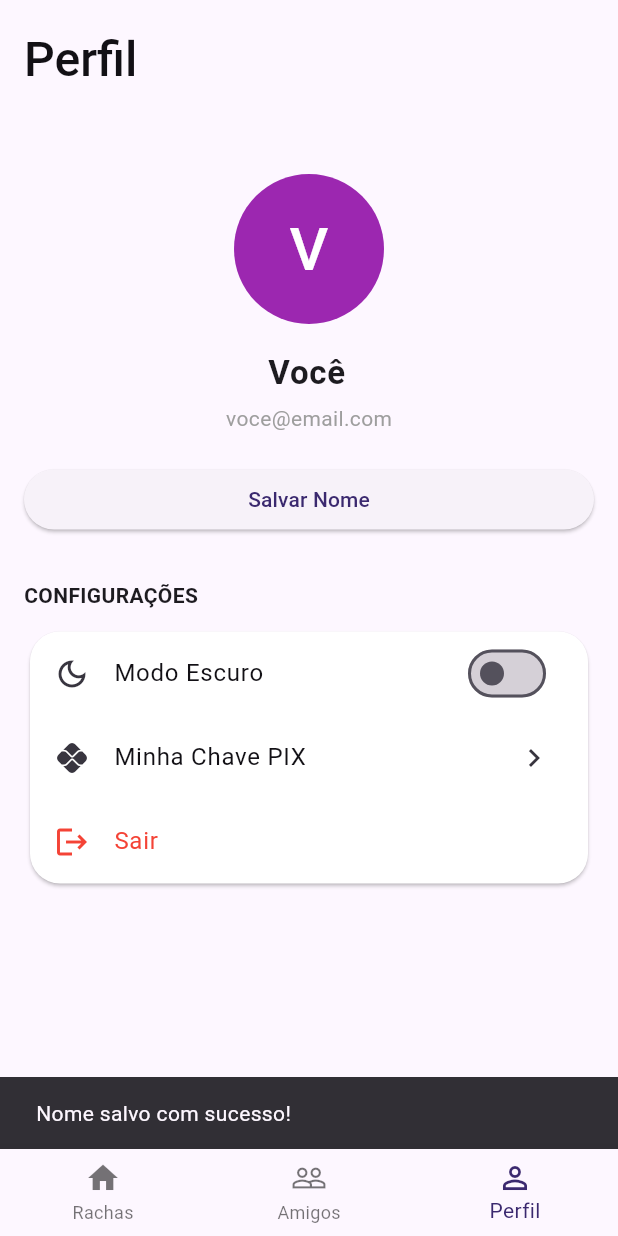
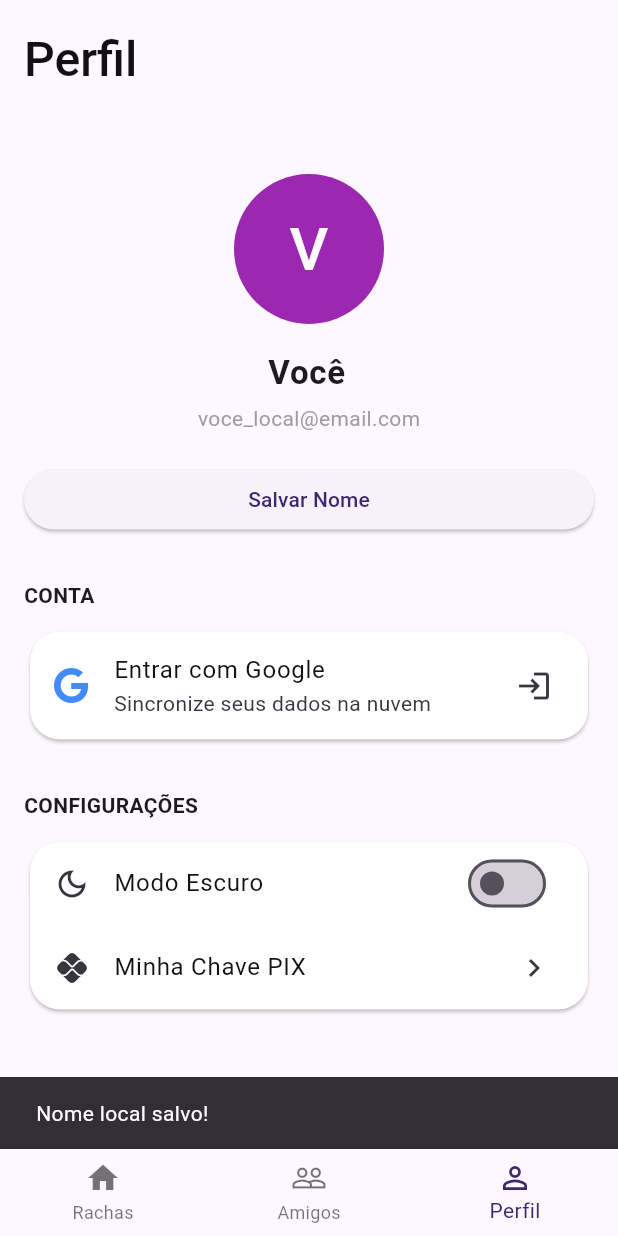
Before and after one commit to miike26/rachaae, a Flutter app: the screen it shows after launch, item 3 of the bottom bar chosen, after a tap on "Salvar Nome", on a phone screen of 412 x 824 dp. Run offline on Flutter 3.47's test engine with Material 3 defaults, Android fonts, the light colour scheme and no system bars; our stand-ins replace cloud_firestore, firebase_auth, firebase_core, flutter_animate, font_awesome_flutter, google_fonts and 2 more; accounts and stored records are empty.

Commit message:
com tela de perfil e botao de login

```diff
--- a/lib/main.dart
+++ b/lib/main.dart
@@ -1,17 +1,36 @@
 import 'package:flutter/material.dart';
 import 'package:flutter_animate/flutter_animate.dart';
-import 'package:google_fonts/google_fonts.dart'; // Importa o pacote de fontes do Google
+import 'package:google_fonts/google_fonts.dart';
+import 'package:provider/provider.dart'; // Importa o Provider
+import 'package:firebase_core/firebase_core.dart'; // Importa o Firebase Core
+
+// Importações de telas e serviços
+import 'screens/profile_page.dart'; // Importa a nova página de perfil
+import 'firebase_options.dart'; // Importa a configuração do Firebase
+import 'services/auth_service.dart'; // Importa o serviço de autenticação
 import 'widgets/racha_card.dart';
 import 'screens/create_racha_screen.dart';
 import 'screens/racha_details_screen.dart';
 import 'models/racha_model.dart';
-import 'models/expense_model.dart';
+//import 'models/expense_model.dart';
 import 'services/storage_service.dart';
 import 'utils/color_helper.dart';
 import 'utils/material_theme.dart';
 
-void main() {
-  runApp(const MyApp());
+void main() async {
+  // Garante que o Flutter está pronto e inicializa o Firebase
+  WidgetsFlutterBinding.ensureInitialized();
+  await Firebase.initializeApp(
+    options: DefaultFirebaseOptions.currentPlatform,
+  );
+
+  // Envolve o aplicativo com o ChangeNotifierProvider
+  runApp(
+    ChangeNotifierProvider(
+      create: (context) => AuthService(),
+      child: const MyApp(),
+    ),
+  );
 }
 
 class MyApp extends StatelessWidget {
@@ -22,11 +41,10 @@ class MyApp extends StatelessWidget {
     return MaterialApp(
       debugShowCheckedModeBanner: false,
       title: 'Racha Ae',
+      // Seu tema original foi mantido
       theme: ThemeData(
         useMaterial3: true,
         colorScheme: MaterialTheme.lightMediumContrastScheme(),
-        // scaffoldBackgroundColor: const Color(0xFFF9F9FF),
-        // **FONTE ALTERADA PARA ROBOTO**
         textTheme: GoogleFonts.robotoTextTheme(Theme.of(context).textTheme),
         cardTheme: CardThemeData(
           elevation: 1,
@@ -61,13 +79,10 @@ class _MainScreenState extends State<MainScreen> {
   }
 
   Future<void> _loadInitialData() async {
+    // A lógica de carregar dados foi mantida, mas a criação de mocks foi removida
+    // para um comportamento mais real do app.
     var loadedRachas = await _storageService.loadRachas();
     final loadedUserName = await _storageService.loadUserName();
-
-    if (loadedRachas.isEmpty) {
-      loadedRachas = _getMockRachas();
-      await _storageService.saveRachas(loadedRachas);
-    }
 
     setState(() {
       _rachas = loadedRachas;
@@ -80,40 +95,8 @@ class _MainScreenState extends State<MainScreen> {
     await _storageService.saveRachas(_rachas);
   }
 
-  Future<void> _saveUserName(String newName) async {
-    final oldName = _userName;
-    final updatedRachas = _rachas.map((racha) {
-      final updatedParticipants = racha.participants.map((p) => p == oldName ? newName : p).toList();
-      final updatedExpenses = racha.expenses.map((expense) {
-        final updatedSharedWith = expense.sharedWith.map((p) => p == oldName ? newName : p).toList();
-        final updatedPaidBy = expense.paidBy == oldName ? newName : expense.paidBy;
-        return Expense(
-          description: expense.description,
-          amount: expense.amount,
-          sharedWith: updatedSharedWith,
-          paidBy: updatedPaidBy,
-          countsForSettlement: expense.countsForSettlement,
-        );
-      }).toList();
-      return Racha(
-        title: racha.title,
-        date: racha.date,
-        participants: updatedParticipants,
-        expenses: updatedExpenses,
-        isFinished: racha.isFinished,
-        serviceFeeValue: racha.serviceFeeValue,
-        serviceFeeType: racha.serviceFeeType,
-        serviceFeeParticipants: racha.serviceFeeParticipants.map((p) => p == oldName ? newName : p).toList(),
-      );
-    }).toList();
-
-    setState(() {
-      _userName = newName;
-      _rachas = updatedRachas;
-    });
-    await _storageService.saveUserName(newName);
-    await _saveRachasToStorage();
-  }
+  // A função _saveUserName foi removida pois não era mais referenciada.
+  // A nova PerfilPage gerencia o estado do usuário (logado ou não).
 
   void _navigateAndCreateRacha() async {
     final newRacha = await Navigator.push<Racha>(
@@ -157,10 +140,9 @@ class _MainScreenState extends State<MainScreen> {
         isLoading: _isLoading,
       ),
       AmigosPage(userName: _userName, rachas: _rachas),
-      PerfilPage(
-        userName: _userName,
-        onSaveName: _saveUserName,
-      ),
+      // AQUI ESTÁ A MUDANÇA PRINCIPAL:
+      // Usamos a nova PerfilPage importada, que já tem a lógica de login.
+      const PerfilPage(),
     ];
   }
 
@@ -195,42 +177,9 @@ class _MainScreenState extends State<MainScreen> {
       ),
     );
   }
-
-  List<Racha> _getMockRachas() {
-    return [
-      Racha(
-        title: 'Jantar de Aniversário',
-        date: 'Hoje',
-        participants: ['Você', 'Jeff', 'Nubya', 'Frans', 'Kayky'],
-        expenses: [
-          Expense(description: 'Rodízio de Pizza', amount: 350.0, sharedWith: ['Você', 'Jeff', 'Nubya', 'Frans', 'Kayky'], paidBy: 'Jeff'),
-          Expense(description: 'Bebidas', amount: 120.0, sharedWith: ['Você', 'Jeff', 'Nubya', 'Frans', 'Kayky']),
-          Expense(description: 'Sobremesa Especial', amount: 35.0, sharedWith: ['Nubya']),
-        ],
-      ),
-      Racha(
-        title: 'Happy Hour da Firma',
-        date: 'Ontem',
-        participants: ['Você', 'Michele', 'Amanda', 'Kah', 'Jeff'],
-        expenses: [
-          Expense(description: 'Porções', amount: 180.0, sharedWith: ['Você', 'Michele', 'Amanda', 'Kah', 'Jeff']),
-          Expense(description: 'Chopp', amount: 250.0, sharedWith: ['Você', 'Michele', 'Amanda', 'Kah', 'Jeff'], paidBy: 'Michele'),
-        ],
-      ),
-      Racha(
-        title: 'Cinema',
-        date: 'Mês Passado',
-        participants: ['Você', 'Jeff', 'Frans'],
-        isFinished: true,
-        expenses: [
-          Expense(description: 'Ingressos', amount: 90.0, sharedWith: ['Você', 'Jeff', 'Frans']),
-          Expense(description: 'Pipoca', amount: 45.0, sharedWith: ['Você', 'Jeff']),
-        ],
-      ),
-    ];
-  }
 }
 
+// O widget RachasPage foi mantido como estava no seu código original
 class RachasPage extends StatelessWidget {
   final List<Racha> rachas;
   final Function(Racha, int) onRachaTap;
@@ -251,7 +200,6 @@ class RachasPage extends StatelessWidget {
     return Scaffold(
       appBar: AppBar(
         toolbarHeight: 80,
-        // **FONTE DO TÍTULO ATUALIZADA**
         title: Text('Meus Rachas', style: GoogleFonts.roboto(fontSize: 32, fontWeight: FontWeight.w500)),
         actions: [
           IconButton(icon: const Icon(Icons.search), onPressed: () {}),
@@ -305,6 +253,7 @@ class RachasPage extends StatelessWidget {
   }
 }
 
+// O widget AmigosPage foi mantido como estava no seu código original
 class AmigosPage extends StatelessWidget {
   final String userName;
   final List<Racha> rachas;
@@ -351,100 +300,5 @@ class AmigosPage extends StatelessWidget {
   }
 }
 
-class PerfilPage extends StatefulWidget {
-  final String userName;
-  final Function(String) onSaveName;
-
-  const PerfilPage({
-    super.key,
-    required this.userName,
-    required this.onSaveName,
-  });
-
-  @override
-  State<PerfilPage> createState() => _PerfilPageState();
-}
-
-class _PerfilPageState extends State<PerfilPage> {
-  late TextEditingController _nameController;
-
-  @override
-  void initState() {
-    super.initState();
-    _nameController = TextEditingController(text: widget.userName);
-  }
-
-  @override
-  Widget build(BuildContext context) {
-    return Scaffold(
-      appBar: AppBar(
-        toolbarHeight: 80,
-        title: Text('Perfil', style: GoogleFonts.roboto(fontSize: 32, fontWeight: FontWeight.w500)),
-      ),
-      body: ListView(
-        padding: const EdgeInsets.all(16),
-        children: [
-          const SizedBox(height: 20),
-          Column(
-            children: [
-              CircleAvatar(
-                radius: 50,
-                backgroundColor: ColorHelper.getColorForName(widget.userName),
-                child: Text(
-                  widget.userName.isNotEmpty ? widget.userName[0].toUpperCase() : '?',
-                  style: const TextStyle(color: Colors.white, fontSize: 40),
-                ),
-              ),
-              const SizedBox(height: 12),
-              TextField(
-                controller: _nameController,
-                textAlign: TextAlign.center,
-                style: const TextStyle(fontSize: 22, fontWeight: FontWeight.bold),
-                decoration: const InputDecoration(
-                  border: InputBorder.none,
-                  isDense: true,
-                ),
-              ),
-              const Text('voce@email.com', style: TextStyle(color: Colors.grey)),
-            ],
-          ),
-          const SizedBox(height: 20),
-          ElevatedButton(
-            onPressed: () {
-              widget.onSaveName(_nameController.text);
-              ScaffoldMessenger.of(context).showSnackBar(
-                const SnackBar(content: Text('Nome salvo com sucesso!')),
-              );
-            },
-            child: const Text('Salvar Nome'),
-          ),
-          const SizedBox(height: 30),
-          const Text('CONFIGURAÇÕES', style: TextStyle(fontWeight: FontWeight.bold)),
-          const SizedBox(height: 10),
-          Card(
-            child: Column(
-              children: [
-                ListTile(
-                  leading: const Icon(Icons.dark_mode_outlined),
-                  title: const Text('Modo Escuro'),
-                  trailing: Switch(value: false, onChanged: (val) {}),
-                ),
-                ListTile(
-                  leading: const Icon(Icons.pix),
-                  title: const Text('Minha Chave PIX'),
-                  trailing: const Icon(Icons.chevron_right),
-                  onTap: () {},
-                ),
-                ListTile(
-                  leading: const Icon(Icons.logout, color: Colors.red),
-                  title: const Text('Sair', style: TextStyle(color: Colors.red)),
-                  onTap: () {},
-                ),
-              ],
-            ),
-          )
-        ],
-      ),
-    );
-  }
-}
+// A classe PerfilPage antiga foi removida daqui.
+// Agora o app usará a nova versão que está em 'lib/screens/profile_page.dart'.
--- /dev/null
+++ b/lib/screens/profile_page.dart
@@ -0,0 +1,168 @@
+// lib/screens/profile_page.dart
+import 'package:flutter/material.dart';
+import 'package:google_fonts/google_fonts.dart';
+import 'package:provider/provider.dart';
+import 'package:font_awesome_flutter/font_awesome_flutter.dart';
+
+import '../services/auth_service.dart';
+import '../utils/color_helper.dart';
+
+class PerfilPage extends StatefulWidget {
+  const PerfilPage({super.key});
+
+  @override
+  State<PerfilPage> createState() => _PerfilPageState();
+}
+
+class _PerfilPageState extends State<PerfilPage> {
+  // O controller para o nome local, usado quando o usuário não está logado.
+  final TextEditingController _nameController = TextEditingController(text: 'Você');
+
+  @override
+  void dispose() {
+    _nameController.dispose();
+    super.dispose();
+  }
+
+  @override
+  Widget build(BuildContext context) {
+    // Usamos o Consumer para ouvir as mudanças no AuthService
+    return Consumer<AuthService>(
+      builder: (context, authService, child) {
+        final user = authService.user;
+        final bool isUserLoggedIn = user != null;
+
+        return Scaffold(
+          appBar: AppBar(
+            toolbarHeight: 80,
+            title: Text(
+              'Perfil',
+              style: GoogleFonts.roboto(fontSize: 32, fontWeight: FontWeight.w500),
+            ),
+          ),
+          body: ListView(
+            padding: const EdgeInsets.all(16),
+            children: [
+              const SizedBox(height: 20),
+              // --- SEÇÃO DE INFORMAÇÕES DO USUÁRIO ---
+              Column(
+                children: [
+                  // O avatar muda se o usuário estiver logado
+                  if (isUserLoggedIn && user.photoURL != null)
+                    CircleAvatar(
+                      radius: 50,
+                      backgroundImage: NetworkImage(user.photoURL!),
+                    )
+                  else
+                    CircleAvatar(
+                      radius: 50,
+                      backgroundColor: ColorHelper.getColorForName(isUserLoggedIn ? user.displayName ?? '' : _nameController.text),
+                      child: Text(
+                        (isUserLoggedIn ? user.displayName?.substring(0, 1) : _nameController.text.substring(0, 1)) ?? 'U',
+                        style: const TextStyle(color: Colors.white, fontSize: 40),
+                      ),
+                    ),
+                  const SizedBox(height: 12),
+                  // O campo de nome é editável apenas se não estiver logado
+                  TextField(
+                    controller: isUserLoggedIn ? TextEditingController(text: user.displayName) : _nameController,
+                    readOnly: isUserLoggedIn, // Bloqueia a edição se estiver logado
+                    textAlign: TextAlign.center,
+                    style: const TextStyle(fontSize: 22, fontWeight: FontWeight.bold),
+                    decoration: const InputDecoration(
+                      border: InputBorder.none,
+                      isDense: true,
+                    ),
+                  ),
+                  // Mostra o email se estiver logado, ou um texto padrão
+                  Text(
+                    isUserLoggedIn ? user.email! : 'voce_local@email.com',
+                    style: const TextStyle(color: Colors.grey),
+                  ),
+                ],
+              ),
+              const SizedBox(height: 20),
+              // O botão de salvar só aparece se não estiver logado
+              if (!isUserLoggedIn)
+                ElevatedButton(
+                  onPressed: () {
+                    // Aqui você pode reconectar a lógica para salvar o nome localmente
+                    ScaffoldMessenger.of(context).showSnackBar(
+                      const SnackBar(content: Text('Nome local salvo!')),
+                    );
+                  },
+                  child: const Text('Salvar Nome'),
+                ),
+              const SizedBox(height: 30),
+
+              // --- SEÇÃO DE CONTA (LOGIN/LOGOUT) ---
+              const Text('CONTA', style: TextStyle(fontWeight: FontWeight.bold)),
+              const SizedBox(height: 10),
+              Card(
+                child: isUserLoggedIn
+                    ? _buildLogoutTile(context, authService)
+                    : _buildLoginTile(context, authService),
+              ),
+
+              const SizedBox(height: 30),
+
+              // --- SEÇÃO DE CONFIGURAÇÕES ---
+              const Text('CONFIGURAÇÕES', style: TextStyle(fontWeight: FontWeight.bold)),
+              const SizedBox(height: 10),
+              Card(
+                child: Column(
+                  children: [
+                    ListTile(
+                      leading: const Icon(Icons.dark_mode_outlined),
+                      title: const Text('Modo Escuro'),
+                      trailing: Switch(value: false, onChanged: (val) {
+                        // Lógica para o modo escuro
+                      }),
+                    ),
+                    ListTile(
+                      leading: const Icon(Icons.pix),
+                      title: const Text('Minha Chave PIX'),
+                      trailing: const Icon(Icons.chevron_right),
+                      onTap: () {
+                        // Lógica para a chave PIX
+                      },
+                    ),
+                  ],
+                ),
+              ),
+            ],
+          ),
+        );
+      },
+    );
+  }
+
+  // Widget para o botão de Login
+  Widget _buildLoginTile(BuildContext context, AuthService authService) {
+    return ListTile(
+      leading: const FaIcon(FontAwesomeIcons.google, color: Colors.blueAccent),
+      title: const Text('Entrar com Google'),
+      subtitle: const Text('Sincronize seus dados na nuvem'),
+      trailing: const Icon(Icons.login),
+      onTap: () async {
+        await authService.signInWithGoogle();
+      },
+    );
+  }
+
+  // Widget para o botão de Logout
+  Widget _buildLogoutTile(BuildContext context, AuthService authService) {
+    return ListTile(
+      leading: const Icon(Icons.logout, color: Colors.red),
+      title: const Text('Sair', style: TextStyle(color: Colors.red)),
+      onTap: () async {
+        await authService.signOut();
+        if (mounted) {
+          ScaffoldMessenger.of(context).showSnackBar(
+            const SnackBar(content: Text('Você saiu da sua conta.')),
+          );
+        }
+      },
+    );
+  }
+}
--- /dev/null
+++ b/lib/services/auth_service.dart
@@ -0,0 +1,71 @@
+// lib/services/auth_service.dart
+import 'package:flutter/material.dart';
+import 'package:firebase_auth/firebase_auth.dart';
+import 'package:google_sign_in/google_sign_in.dart';
+import 'package:cloud_firestore/cloud_firestore.dart';
+
+class AuthService with ChangeNotifier {
+  final FirebaseAuth _auth = FirebaseAuth.instance;
+  final FirebaseFirestore _firestore = FirebaseFirestore.instance;
+
+  // CORREÇÃO: Usando o construtor, como na API da versão 6.x.x
+  final GoogleSignIn _googleSignIn = GoogleSignIn();
+
+  User? _user;
+  User? get user => _user;
+
+  AuthService() {
+    _auth.authStateChanges().listen(_onAuthStateChanged);
+  }
+
+  Future<void> _onAuthStateChanged(User? user) async {
+    _user = user;
+    notifyListeners();
+  }
+
+  Future<User?> signInWithGoogle() async {
+    try {
+      // O fluxo de login para a versão 6.x.x
+      final GoogleSignInAccount? googleUser = await _googleSignIn.signIn();
+
+      if (googleUser == null) {
+        return null; // Usuário cancelou
+      }
+
+      final GoogleSignInAuthentication googleAuth = await googleUser.authentication;
+
+      final AuthCredential credential = GoogleAuthProvider.credential(
+        accessToken: googleAuth.accessToken,
+        idToken: googleAuth.idToken,
+      );
+
+      final UserCredential userCredential = await _auth.signInWithCredential(credential);
+      _user = userCredential.user;
+
+      if (_user != null) {
+        final DocumentReference userDoc = _firestore.collection('users').doc(_user!.uid);
+        await userDoc.set({
+          'displayName': _user!.displayName,
+          'email': _user!.email,
+          'photoURL': _user!.photoURL,
+          'lastSeen': FieldValue.serverTimestamp(),
+        }, SetOptions(merge: true));
+      }
+
+      notifyListeners();
+      return _user;
+    } catch (e) {
+      debugPrint("Erro durante o login com Google: $e");
+      return null;
+    }
+  }
+
+  Future<void> signOut() async {
+    try {
+      await _googleSignIn.signOut();
+      await _auth.signOut();
+    } catch (e) {
+      debugPrint("Erro durante o logout: $e");
+    }
+  }
+}
```
Also changed, not shown: pubspec.yaml (+6 -5 lines), pubspec.lock, 3 other files.
